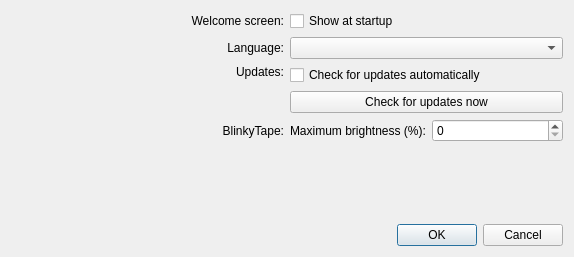
The window that src/app/gui/preferences.ui (Blinkinlabs/PatternPaint) describes before a commit, drawn with Qt 5.
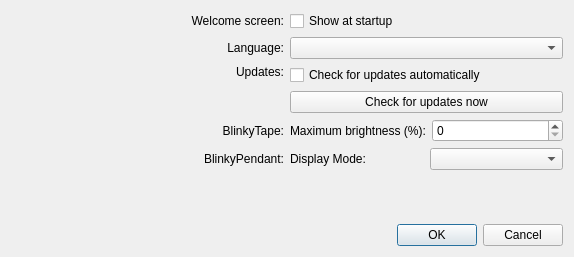
The same window after the commit.

```diff
--- a/src/app/gui/preferences.ui
+++ b/src/app/gui/preferences.ui
@@ -105,6 +105,30 @@
        </property>
       </widget>
      </item>
+     <item row="4" column="0">
+      <widget class="QLabel" name="label_6">
+       <property name="text">
+        <string>BlinkyPendant:</string>
+       </property>
+       <property name="alignment">
+        <set>Qt::AlignRight|Qt::AlignTrailing|Qt::AlignVCenter</set>
+       </property>
+      </widget>
+     </item>
+     <item row="4" column="1">
+      <layout class="QHBoxLayout" name="horizontalLayout">
+       <item>
+        <widget class="QLabel" name="label_7">
+         <property name="text">
+          <string>Display Mode:</string>
+         </property>
+        </widget>
+       </item>
+       <item>
+        <widget class="QComboBox" name="blinkyPendantDisplayMode"/>
+       </item>
+      </layout>
+     </item>
     </layout>
    </item>
    <item>
```
Left out of the diff: 54 changed lines with no effect on the pictures.
